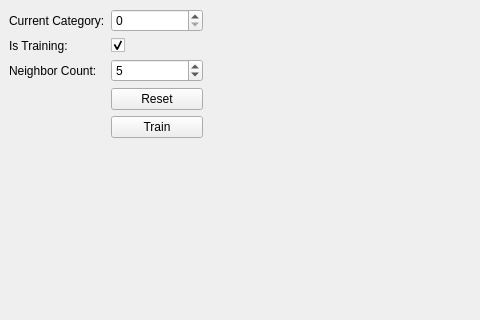
austinsimpson/austinsimpson, file MainWindow.ui: the form before one commit; both pictures show x 0 to 480 and y 0 to 320 of the 800 by 604 pixel window.
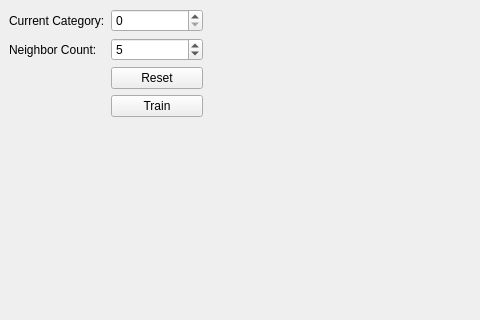
The form after the commit. Custom widgets are drawn as their Qt base class.

```diff
--- a/MainWindow.ui
+++ b/MainWindow.ui
@@ -37,30 +37,13 @@
          </widget>
         </item>
         <item row="1" column="0">
-         <widget class="QLabel" name="label_2">
-          <property name="text">
-           <string>Is Training:</string>
-          </property>
-         </widget>
-        </item>
-        <item row="1" column="1">
-         <widget class="QCheckBox" name="_trainingModeCheckbox">
-          <property name="text">
-           <string/>
-          </property>
-          <property name="checked">
-           <bool>true</bool>
-          </property>
-         </widget>
-        </item>
-        <item row="2" column="0">
          <widget class="QLabel" name="label_3">
           <property name="text">
            <string>Neighbor Count:</string>
           </property>
          </widget>
         </item>
-        <item row="2" column="1">
+        <item row="1" column="1">
          <widget class="QSpinBox" name="_neighborCountSpinBox">
           <property name="minimum">
            <number>1</number>
@@ -70,27 +53,27 @@
           </property>
          </widget>
         </item>
-        <item row="3" column="0">
+        <item row="2" column="0">
          <widget class="QLabel" name="label_4">
           <property name="text">
            <string/>
           </property>
          </widget>
         </item>
-        <item row="4" column="1">
-         <widget class="QPushButton" name="_trainButton">
-          <property name="text">
-           <string>Train</string>
-          </property>
-         </widget>
-        </item>
-        <item row="3" column="1">
+        <item row="2" column="1">
          <widget class="QPushButton" name="_resetButton">
           <property name="text">
            <string>Reset</string>
           </property>
          </widget>
         </item>
+        <item row="3" column="1">
+         <widget class="QPushButton" name="_trainButton">
+          <property name="text">
+           <string>Train</string>
+          </property>
+         </widget>
+        </item>
        </layout>
       </item>
       <item>
```
